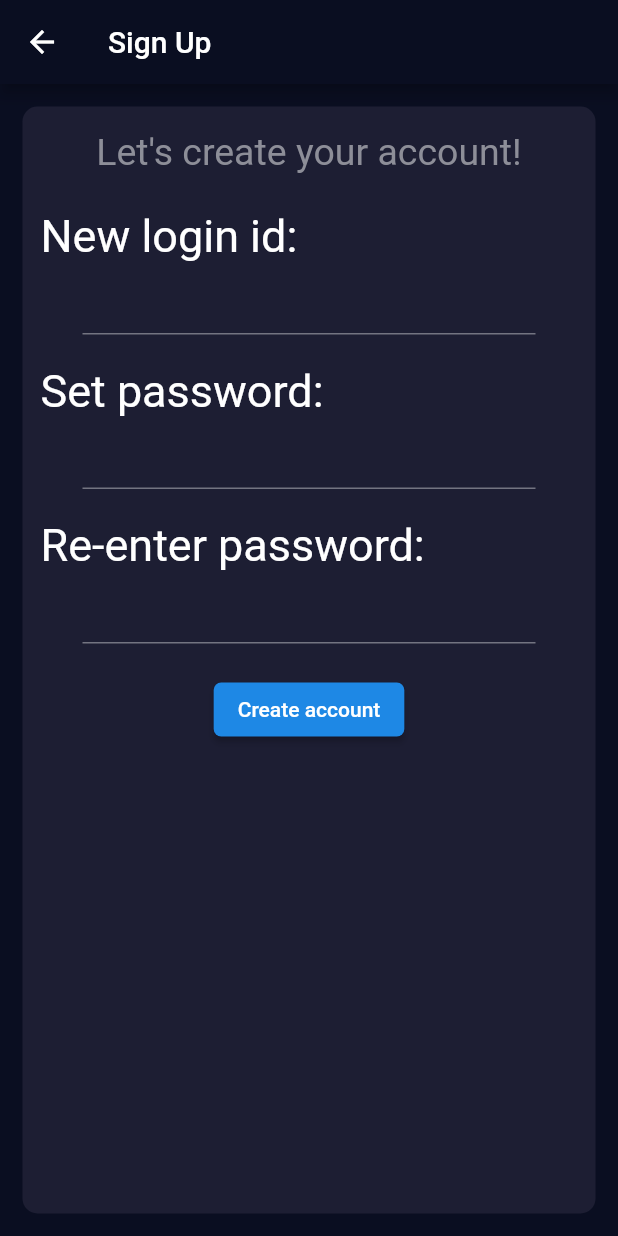
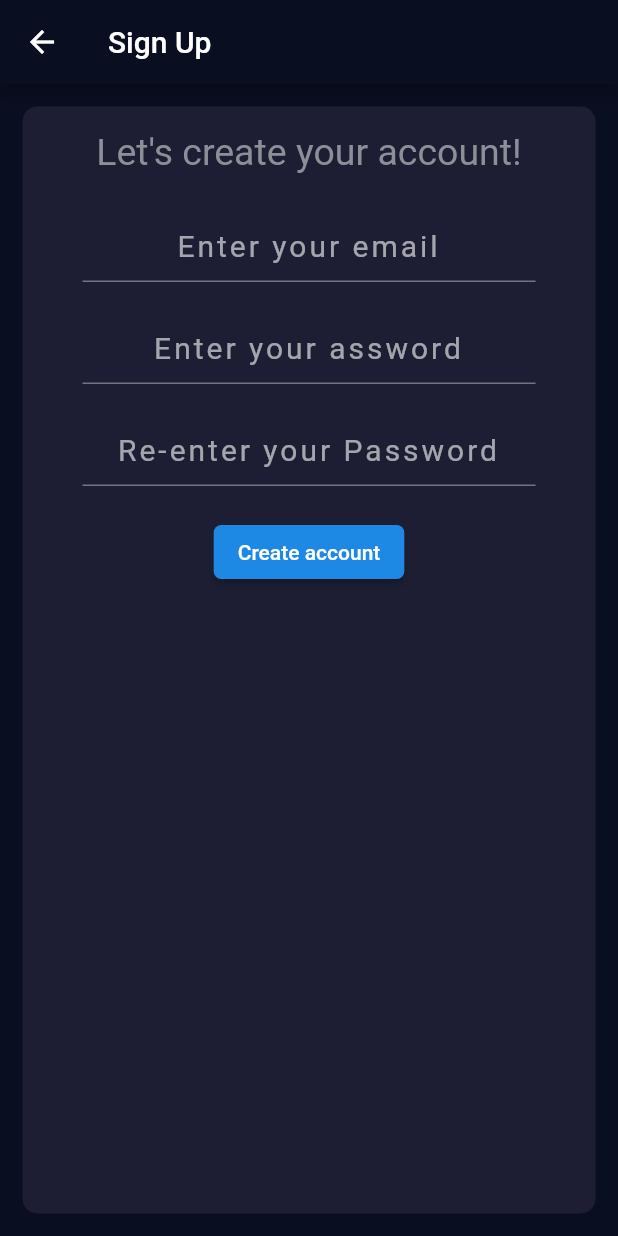
Before and after one commit to ritwik-ghosh153/secure-BMI-app, a Flutter app: the screen it shows after launch, after a tap on "New here? Sign up!", on a phone screen of 412 x 824 dp. Run offline on Flutter 3.47's test engine with Material 2 defaults, Android fonts, the phone set to English and light mode, and no system bars; our stand-ins replace firebase_auth, font_awesome_flutter, overlay_support, rflutter_alert, sqflite; missing offline and left inert: dart:ffi; accounts and stored records are empty.

```diff
--- a/lib/homepage.dart
+++ b/lib/homepage.dart
@@ -3,6 +3,8 @@ import 'package:crud_app/reusable_card.dart';
 import 'package:crud_app/textInnput.dart';
 import 'package:flutter/material.dart';
 import 'package:rflutter_alert/rflutter_alert.dart';
+
+import 'package:firebase_auth/firebase_auth.dart';
 
 import 'dart:io' show Directory;
 import 'package:path/path.dart' show join;
@@ -11,8 +13,10 @@ import 'package:path_provider/path_provider.dart' show getApplicationDocumentsDi
 
 
 class HomePage extends StatelessWidget {
-  final TextInput id = TextInput(passwordType: false,);
-  final TextInput pass = TextInput(passwordType: true,);
+  final TextInput id = TextInput(passwordType: false, placeholder: 'Enter your email',);
+  final TextInput pass = TextInput(passwordType: true, placeholder: 'Enter your password',);
+
+  final _auth = FirebaseAuth.instance;
 
   @override
   Widget build(BuildContext context) {
@@ -36,27 +40,27 @@ class HomePage extends StatelessWidget {
                   ),
                   //Login credentials
                   // Login id
-                  Row(
-                    children: <Widget>[
-                      Padding(
-                        padding: const EdgeInsets.symmetric(horizontal: 12.0),
-                        child: Text('Login id:',
-                          style: TextStyle(fontSize: 30.0),
-                        ),
-                      ),
-                    ],
-                  ),
+//                  Row(
+//                    children: <Widget>[
+//                      Padding(
+//                        padding: const EdgeInsets.symmetric(horizontal: 12.0),
+//                        child: Text('Login id:',
+//                          style: TextStyle(fontSize: 30.0),
+//                        ),
+//                      ),
+//                    ],
+//                  ),
                   id,
                   //Password
-                  Row(
-                    children: <Widget>[
-                      Padding(
-                        padding: const EdgeInsets.symmetric(horizontal: 12.0),
-                        child:
-                            Text('Password:', style: TextStyle(fontSize: 30.0)),
-                      ),
-                    ],
-                  ),
+//                  Row(
+//                    children: <Widget>[
+//                      Padding(
+//                        padding: const EdgeInsets.symmetric(horizontal: 12.0),
+//                        child:
+//                            Text('Password:', style: TextStyle(fontSize: 30.0)),
+//                      ),
+//                    ],
+//                  ),
                   pass,
                   //Log in button
                   RaisedButton(
@@ -84,6 +88,7 @@ class HomePage extends StatelessWidget {
                           ).show();
                         }
                         else {
+
                           //TODO: search database for matching id and pass
                           Navigator.pop(context);
                           Navigator.pushNamed(context, '/home');
--- a/lib/signin.dart
+++ b/lib/signin.dart
@@ -5,9 +5,9 @@ import 'textInnput.dart';
 import 'package:rflutter_alert/rflutter_alert.dart';
 
 class SignInPage extends StatelessWidget {
-  final TextInput id = TextInput(passwordType: false,);
-  final TextInput pass = TextInput(passwordType: true,);
-  final TextInput repass= TextInput(passwordType: true,);
+  final TextInput id = TextInput(passwordType: false, placeholder: 'Enter your email',);
+  final TextInput pass = TextInput(passwordType: true, placeholder: 'Enter your assword',);
+  final TextInput repass= TextInput(passwordType: true, placeholder: 'Re-enter your Password',);
 
   @override
   Widget build(BuildContext context) {
@@ -29,35 +29,35 @@ class SignInPage extends StatelessWidget {
                     ),
                     //Login credentials
                     // Login id
-                    Row(
-                      children: <Widget>[
-                        Padding(
-                          padding: const EdgeInsets.symmetric(horizontal: 12.0),
-                          child: Text('New login id:', style: TextStyle(fontSize: 30.0),
-                          ),
-                        ),
-                      ],
-                    ),
+//                    Row(
+//                      children: <Widget>[
+//                        Padding(
+//                          padding: const EdgeInsets.symmetric(horizontal: 12.0),
+//                          child: Text('New login id:', style: TextStyle(fontSize: 30.0),
+//                          ),
+//                        ),
+//                      ],
+//                    ),
                     id,
                     //Password
-                    Row(
-                      children: <Widget>[
-                        Padding(
-                          padding: const EdgeInsets.symmetric(horizontal: 12.0),
-                          child: Text('Set password:', style: TextStyle(fontSize: 30.0)),
-                        ),
-                      ],
-                    ),
+//                    Row(
+//                      children: <Widget>[
+//                        Padding(
+//                          padding: const EdgeInsets.symmetric(horizontal: 12.0),
+//                          child: Text('Set password:', style: TextStyle(fontSize: 30.0)),
+//                        ),
+//                      ],
+//                    ),
                     pass,
                     //Re-enter password
-                    Row(
-                      children: <Widget>[
-                        Padding(
-                          padding: const EdgeInsets.symmetric(horizontal: 12.0),
-                          child: Text('Re-enter password:', style: TextStyle(fontSize: 30.0)),
-                        ),
-                      ],
-                    ),
+//                    Row(
+//                      children: <Widget>[
+//                        Padding(
+//                          padding: const EdgeInsets.symmetric(horizontal: 12.0),
+//                          child: Text('Re-enter password:', style: TextStyle(fontSize: 30.0)),
+//                        ),
+//                      ],
+//                    ),
                     repass,
                     //Log in button
                     RaisedButton(
--- a/lib/textInnput.dart
+++ b/lib/textInnput.dart
@@ -3,9 +3,10 @@ import 'package:flutter/material.dart';
 class TextInput extends StatefulWidget {
 
   final bool passwordType;
+  final String placeholder;
   final TextEditingController _myController = TextEditingController();
 
-  TextInput({@required this.passwordType});
+  TextInput({@required this.passwordType, @required this.placeholder});
 
   String getText() {
     return _myController.text;
@@ -37,6 +38,15 @@ class _TextInputState extends State<TextInput> {
       child: Padding(
         padding: const EdgeInsets.fromLTRB(40,0,40,20),
         child: TextField(
+          keyboardType: TextInputType.emailAddress,
+          style: TextStyle(
+            fontSize: 20,
+            letterSpacing: 2,
+          ),
+          textAlign: TextAlign.center,
+          decoration: InputDecoration(
+            hintText: widget.placeholder,
+          ),
           controller: widget._myController,
           obscureText: widget.passwordType,
         ),
--- a/pubspec.yaml
+++ b/pubspec.yaml
@@ -28,6 +28,9 @@ dependencies:
   sqflite: ^1.3.0
   path_provider: ^1.6.5
   overlay_support: ^1.0.3
+  firebase_core: ^0.4.4+3
+  firebase_auth: ^0.15.5+3
+  cloud_firestore: ^0.13.4+2
 
 dev_dependencies:
   flutter_test:
```
Also changed, not shown: pubspec.lock, 8 other files.
